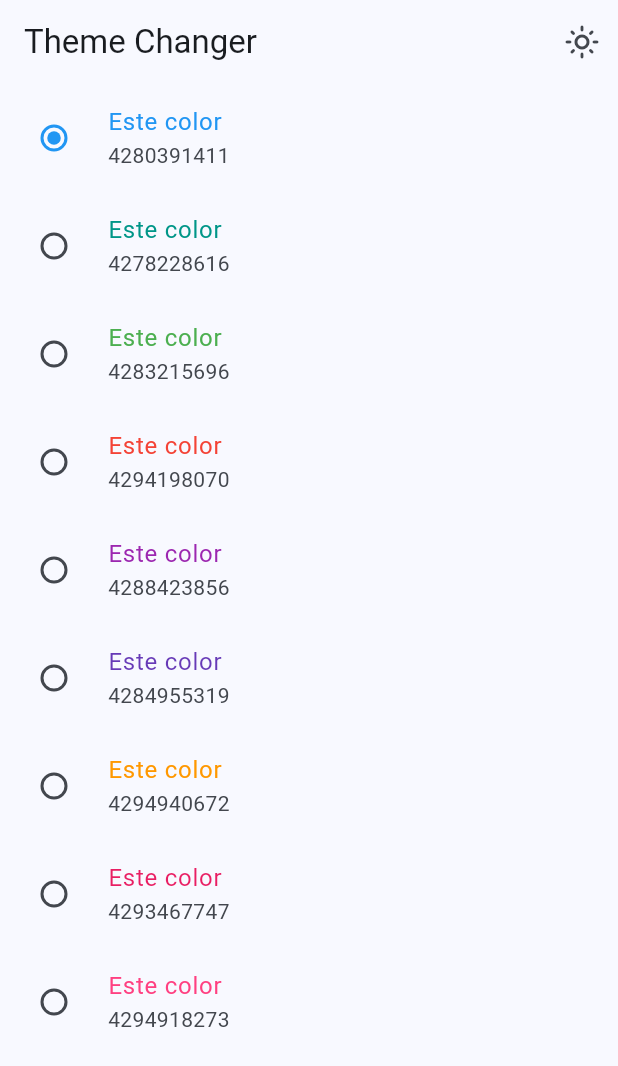
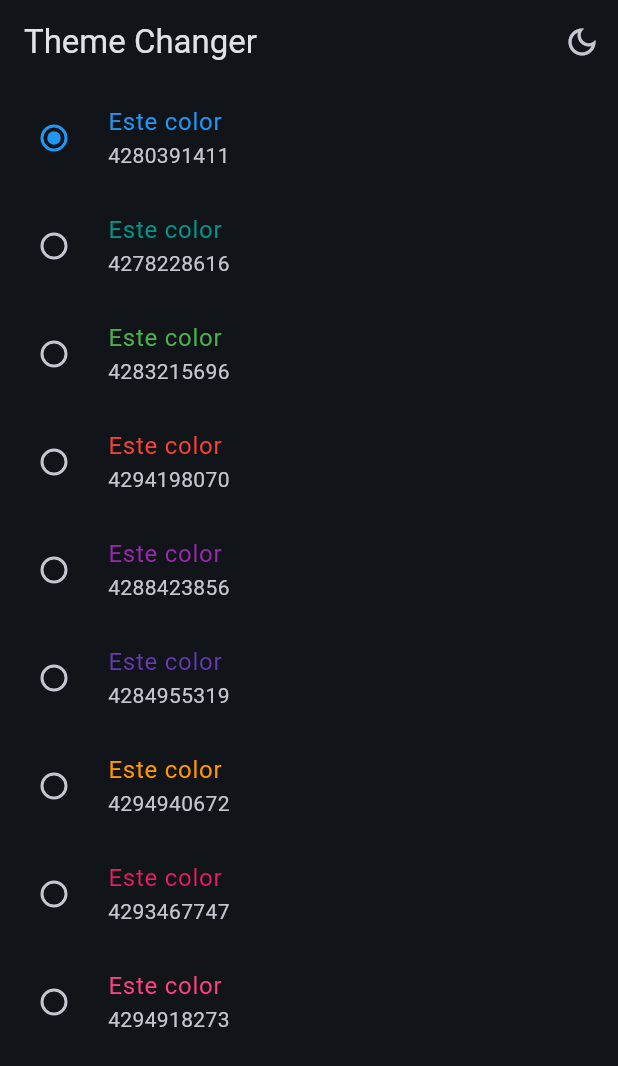
Before and after one commit to luisprmat/flutter-widgets-test, a Flutter app: the ThemeChangerScreen screen opened by its route, after a tap on the "light mode" icon, on a phone screen of 412 x 824 dp. Shown: the top 1066 px of the screen. Run offline on Flutter 3.47's test engine with Material 3 defaults, Android fonts, the phone set to English and light mode, and no system bars; our stand-ins replace animate_do, flutter_riverpod, go_router.

Commit message:
Really change the themes

```diff
--- a/lib/config/theme/app_theme.dart
+++ b/lib/config/theme/app_theme.dart
@@ -14,8 +14,9 @@ const colorList = <Color>[
 
 class AppTheme {
   final int selectedColor;
+  final bool isDarkMode;
 
-  AppTheme({this.selectedColor = 0})
+  AppTheme({this.selectedColor = 0, this.isDarkMode = false})
     : assert(selectedColor >= 0, 'Selected color must not be negative'),
       assert(
         selectedColor < colorList.length,
@@ -23,6 +24,7 @@ class AppTheme {
       );
 
   ThemeData getTheme() => ThemeData(
+    brightness: isDarkMode ? Brightness.dark : Brightness.light,
     colorSchemeSeed: colorList[selectedColor],
     appBarTheme: AppBarTheme(centerTitle: false),
   );
--- a/lib/main.dart
+++ b/lib/main.dart
@@ -2,21 +2,29 @@ import 'package:flutter/material.dart';
 import 'package:flutter_riverpod/flutter_riverpod.dart';
 import 'package:widgets_app/config/router/app_router.dart';
 import 'package:widgets_app/config/theme/app_theme.dart';
+import 'package:widgets_app/presentation/providers/theme_provider.dart';
 
 void main() {
   runApp(ProviderScope(child: const MainApp()));
 }
 
-class MainApp extends StatelessWidget {
+class MainApp extends ConsumerWidget {
   const MainApp({super.key});
 
   @override
-  Widget build(BuildContext context) {
+  Widget build(BuildContext context, WidgetRef ref) {
+    final bool isDarkMode = ref.watch(isDarkModeProvider);
+    final int selectedColor = ref.watch(selectedColorProvider);
+
     return MaterialApp.router(
       title: 'Flutter Widgets',
       routerConfig: appRouter,
       debugShowCheckedModeBanner: false,
-      theme: AppTheme(selectedColor: 0).getTheme(),
+      theme:
+          AppTheme(
+            selectedColor: selectedColor,
+            isDarkMode: isDarkMode,
+          ).getTheme(),
     );
   }
 }
--- a/lib/presentation/providers/theme_provider.dart
+++ b/lib/presentation/providers/theme_provider.dart
@@ -2,7 +2,11 @@ import 'package:flutter/material.dart';
 import 'package:flutter_riverpod/flutter_riverpod.dart';
 import 'package:widgets_app/config/theme/app_theme.dart';
 
+// Inmutable color list
+final colorListProvider = Provider<List<Color>>((ref) => colorList);
+
+// A simple boolean
 final isDarkModeProvider = StateProvider<bool>((ref) => false);
 
-// Inmutable color list
-final colorListProvider = Provider<List<Color>>((ref) => colorList);
+// A simple int
+final selectedColorProvider = StateProvider<int>((ref) => 0);
--- a/lib/presentation/screens/theme_changer/theme_changer_screen.dart
+++ b/lib/presentation/screens/theme_changer/theme_changer_screen.dart
@@ -18,7 +18,9 @@ class ThemeChangerScreen extends ConsumerWidget {
             icon: Icon(
               isDarkMode ? Icons.dark_mode_outlined : Icons.light_mode_outlined,
             ),
-            onPressed: () {},
+            onPressed: () {
+              ref.read(isDarkModeProvider.notifier).update((state) => !state);
+            },
           ),
         ],
       ),
@@ -33,6 +35,7 @@ class _ThemeChangerView extends ConsumerWidget {
   @override
   Widget build(BuildContext context, WidgetRef ref) {
     final List<Color> colors = ref.watch(colorListProvider);
+    final int selectedColor = ref.watch(selectedColorProvider);
 
     return ListView.builder(
       itemCount: colors.length,
@@ -44,9 +47,9 @@ class _ThemeChangerView extends ConsumerWidget {
           subtitle: Text(color.toARGB32().toString()),
           activeColor: color,
           value: index,
-          groupValue: 0,
+          groupValue: selectedColor,
           onChanged: (value) {
-            // TODO: Notify changes
+            ref.read(selectedColorProvider.notifier).state = index;
           },
         );
       },
```
